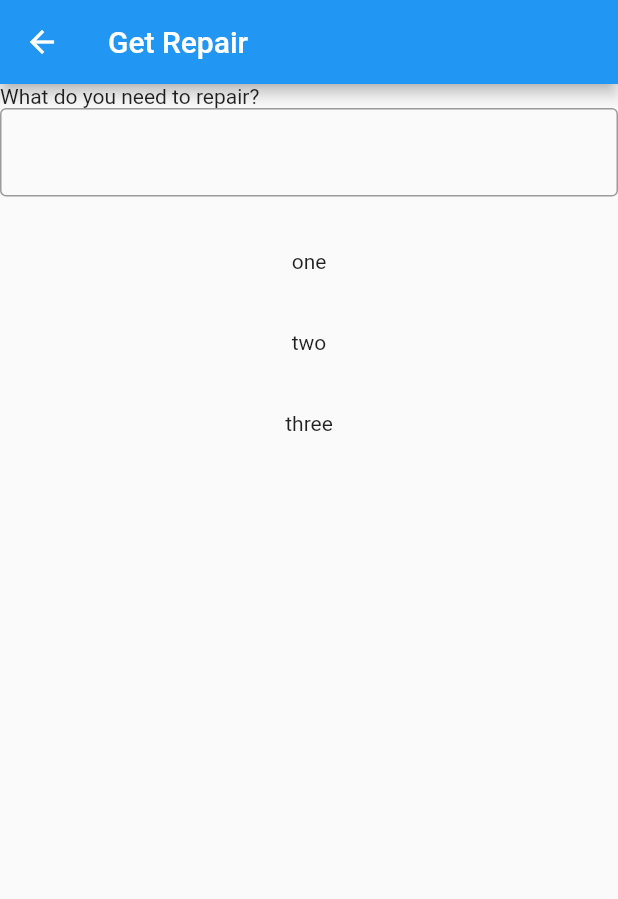
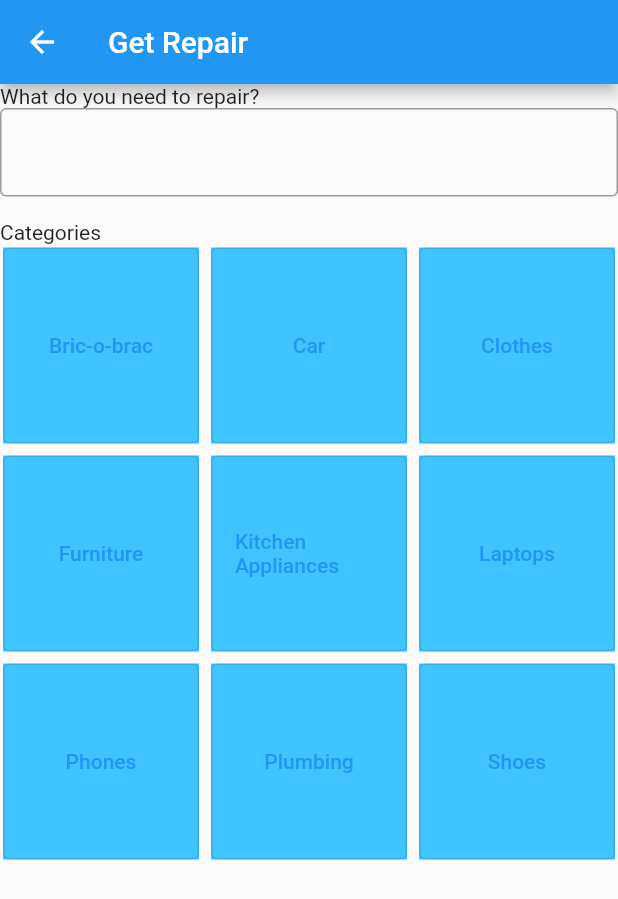
Before and after one commit to M-Chan/The_codebrewers, a Flutter app: the screen it shows after launch, after a tap on "Get repair", on a phone screen of 412 x 824 dp. Shown: the top 899 px of the screen. Run offline on Flutter 3.47's test engine with Material 2 defaults, Android fonts, the phone set to English and light mode, and no system bars.

Commit message:
Added button functions to categories and altered the layout for grids and started colour scheming with blue for now

```diff
--- a/lib/main.dart
+++ b/lib/main.dart
@@ -50,21 +50,11 @@ class _MyHomePageState extends State<MyHomePage> {
   String _buttonText2 = "Provide repair";
   String _buttonText3 = "I want to donate an item";
 
-  void _incrementCounter() {
-    setState(() {
-      // This call to setState tells the Flutter framework that something has
-      // changed in this State, which causes it to rerun the build method below
-      // so that the display can reflect the updated values. If we changed
-      // _counter without calling setState(), then the build method would not be
-      // called again, and so nothing would appear to happen.
-      _counter++;
-    });
-    }
-  void _changeColor1() {
+  void _changeFunction1() {
     Navigator.push(context,MaterialPageRoute(builder: (context) => Page1()));
   }
 
-  void _changeColor2() {
+  void _changeFunction2() {
     setState(() {
       if (_buttonText2 == "Provide repair") {
         _buttonText2 = "random";
@@ -75,7 +65,7 @@ class _MyHomePageState extends State<MyHomePage> {
     });
   }
 
-  void _changeColor3() {
+  void _changeFunction3() {
     setState(() {
       if (_buttonText3 == "I want to donate an item") {
         _buttonText3 = "random";
@@ -113,7 +103,7 @@ class _MyHomePageState extends State<MyHomePage> {
         // Center is a layout widget. It takes a single child and positions it
         // in the middle of the parent.
         child: Column(
-          // Column is also a layout widget. It takes a list of children and
+          // It takes a list of children and
           // arranges them vertically. By default, it sizes itself to fit its
           // children horizontally, and tries to be as tall as its parent.
           //
@@ -127,7 +117,7 @@ class _MyHomePageState extends State<MyHomePage> {
           // center the children vertically; the main axis here is the vertical
           // axis because Columns are vertical (the cross axis would be
           // horizontal).
-          mainAxisAlignment: MainAxisAlignment.center,
+          mainAxisAlignment: MainAxisAlignment.spaceEvenly,
           children: <Widget>[
             Container(
               width: 100,
@@ -138,26 +128,27 @@ class _MyHomePageState extends State<MyHomePage> {
                       image: AssetImage('assets/fixable_logo.png'),
                       fit: BoxFit.fill)),),
             Text("Hello, Lucy", style: TextStyle(fontWeight: FontWeight.bold, fontSize: 25)),
-            Text(""),
-            Text("It's good to have you in our community. What do you need?"),
+            //Text(""),
+            Text("It's good to have you in our community.\nWhat do you need?", style: TextStyle(fontWeight: FontWeight.bold, fontSize: 20)),
             Row(
               mainAxisAlignment: MainAxisAlignment.center,
               children: <Widget>[
                 Container(
-                  width: 100,
+                  width: 150,
                   height: 50,
                   child: OutlinedButton(
-                    onPressed: _changeColor1,
-                    child: Text(_buttonText1),
+                    onPressed: _changeFunction1,
+                    child: Text(_buttonText1, textAlign: TextAlign.center,),
                     ),
 
                   ),
+                Container(width: 25,),
                 Container(
-                  width: 100,
+                  width: 150,
                   height: 50,
                   child: OutlinedButton(
-                    onPressed: _changeColor2,
-                    child: Text(_buttonText2),
+                    onPressed: _changeFunction2,
+                    child: Text(_buttonText2, textAlign: TextAlign.center),
                 )
 
                 )
@@ -165,11 +156,11 @@ class _MyHomePageState extends State<MyHomePage> {
             ),
 
             Container(
-              width: 200,
-              height: 30,
+              width: 325,
+              height: 50,
               child: OutlinedButton(
-                onPressed: _changeColor3,
-                child: Text(_buttonText3),
+                onPressed: _changeFunction3,
+                child: Text(_buttonText3, textAlign: TextAlign.center),
               )
             )
 
@@ -178,12 +169,6 @@ class _MyHomePageState extends State<MyHomePage> {
         ),
       ),
 
-
-      floatingActionButton: FloatingActionButton(
-        onPressed: _incrementCounter,
-        tooltip: 'Increment',
-        child: Icon(Icons.add),
-      ), // This trailing comma makes auto-formatting nicer for build methods.
     );
   }
 }
--- a/lib/page1.dart
+++ b/lib/page1.dart
@@ -10,8 +10,12 @@ class Page1 extends StatefulWidget {
 
 class _Page1State extends State<Page1> {
   String result = "";
-  static List<String> list = ["one", "two", "three"];
+  static List<String> list = ["Bric-o-brac", "Car", "Clothes", "Furniture", "Kitchen Appliances", "Laptops", "Phones", "Plumbing", "Shoes"];
   List<String> newlist = List.from(list);
+
+  void _randomClick() {
+
+  }
 
   @override
   Widget build(BuildContext context) {
@@ -36,20 +40,39 @@ class _Page1State extends State<Page1> {
                   ),
                 ),
                 Text(result),
-                Expanded(
-                  child: ListView.builder(itemCount: newlist.length, itemBuilder: (BuildContext context, int index) {
+                Text("Categories"),
+                //BoxDecoration(border: Border.all(color: Colors.black, width: 2.0)),
+                Container(
+                  //padding: const EdgeInsets.all(4.0),
+                  //alignment: Alignment.center,
+                  child: Expanded(
+                    child: GridView.builder(gridDelegate: SliverGridDelegateWithFixedCrossAxisCount(
+                      crossAxisCount: 3,
+                      crossAxisSpacing: 4.0,
+                      mainAxisSpacing: 4.0,
+
+                    ),
+                    itemCount: newlist.length, itemBuilder: (BuildContext context, int index) {
                       return Container(
                         height: 50,
                         margin: EdgeInsets.all(2),
-                      child: Center(
+                        color: Colors.lightBlueAccent,
+                        child: OutlinedButton(
+                          onPressed: _randomClick,
+                          //Center(
                           child: Text('${newlist[index]}'),
                           )
                         );
+                      //);
                     }
                 //EditableText(controller: TextEditingController.fromValue(value), focusNode: focusNode, style: style, cursorColor: cursorColor, backgroundCursorColor: backgroundCursorColor)
     //
-                  ))]
-                  ))
+                    )),
+
+                )]
+          )
+      )
+
           );
   }
 }
```
Lines whose indentation alone changed are shown as unchanged.
